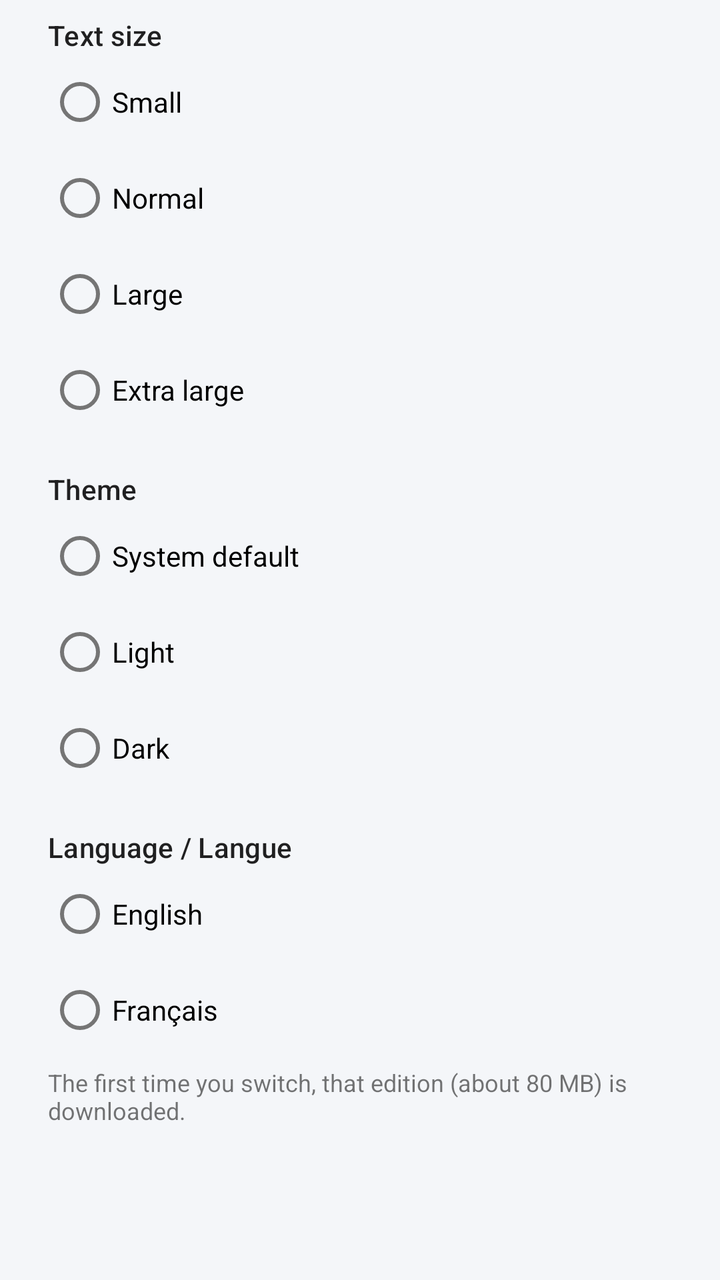
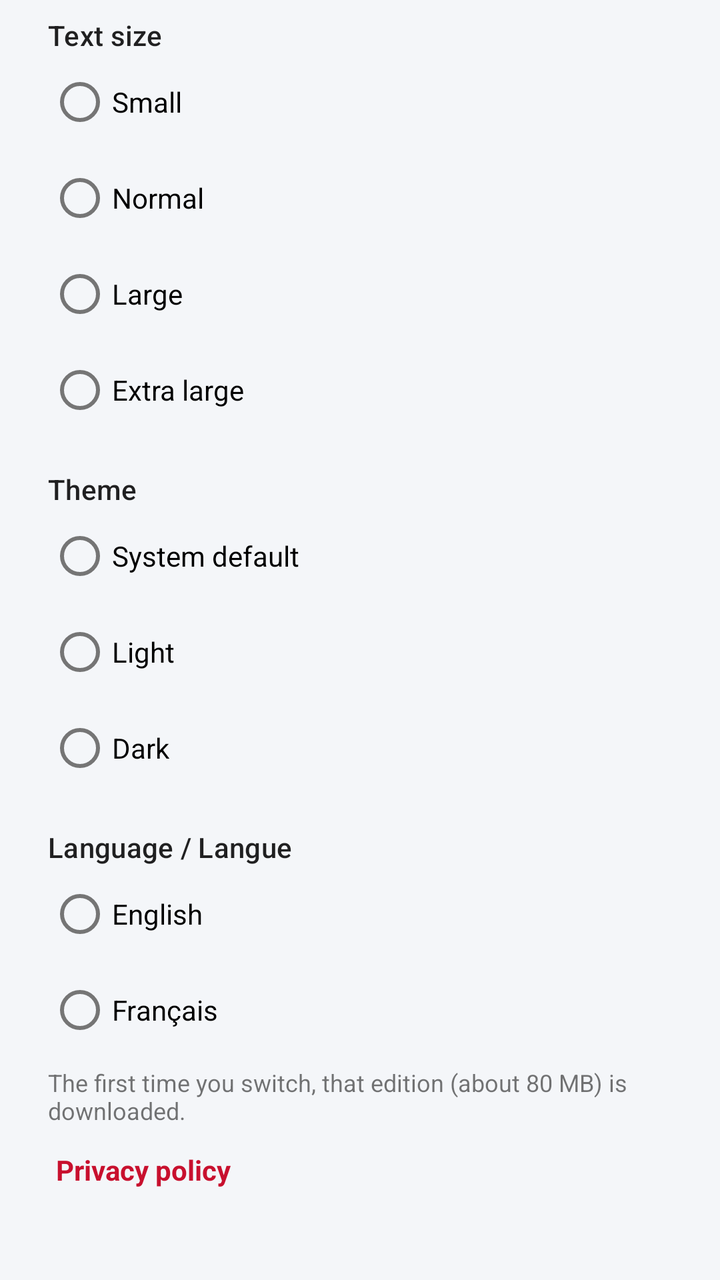

The first picture is an Android layout as it rendered before a commit; the second is the same layout after the commit. The layout source and the unified diff follow.
<!-- AndroidManifest.xml: application theme Theme.CaLaws -->
<!-- res/layout/dialog_settings.xml -->
<?xml version="1.0" encoding="utf-8"?>
<ScrollView xmlns:android="http://schemas.android.com/apk/res/android"
    android:layout_width="match_parent"
    android:layout_height="wrap_content">

    <LinearLayout
        android:layout_width="match_parent"
        android:layout_height="wrap_content"
        android:orientation="vertical"
        android:paddingHorizontal="24dp"
        android:paddingTop="8dp">

        <TextView
            style="@style/TextAppearance.MaterialComponents.Subtitle2"
            android:layout_width="match_parent"
            android:layout_height="wrap_content"
            android:text="@string/settings_font" />

        <RadioGroup
            android:id="@+id/fontGroup"
            android:layout_width="match_parent"
            android:layout_height="wrap_content">
            <RadioButton android:id="@+id/fontSmall" android:layout_width="match_parent" android:layout_height="wrap_content" android:text="@string/font_small" />
            <RadioButton android:id="@+id/fontNormal" android:layout_width="match_parent" android:layout_height="wrap_content" android:text="@string/font_normal" />
            <RadioButton android:id="@+id/fontLarge" android:layout_width="match_parent" android:layout_height="wrap_content" android:text="@string/font_large" />
            <RadioButton android:id="@+id/fontXLarge" android:layout_width="match_parent" android:layout_height="wrap_content" android:text="@string/font_xlarge" />
        </RadioGroup>

        <TextView
            style="@style/TextAppearance.MaterialComponents.Subtitle2"
            android:layout_width="match_parent"
            android:layout_height="wrap_content"
            android:layout_marginTop="16dp"
            android:text="@string/settings_theme" />

        <RadioGroup
            android:id="@+id/themeGroup"
            android:layout_width="match_parent"
            android:layout_height="wrap_content">
            <RadioButton android:id="@+id/themeSystem" android:layout_width="match_parent" android:layout_height="wrap_content" android:text="@string/theme_system" />
            <RadioButton android:id="@+id/themeLight" android:layout_width="match_parent" android:layout_height="wrap_content" android:text="@string/theme_light" />
            <RadioButton android:id="@+id/themeDark" android:layout_width="match_parent" android:layout_height="wrap_content" android:text="@string/theme_dark" />
        </RadioGroup>

        <TextView
            style="@style/TextAppearance.MaterialComponents.Subtitle2"
            android:layout_width="match_parent"
            android:layout_height="wrap_content"
            android:layout_marginTop="16dp"
            android:text="@string/settings_language" />

        <RadioGroup
            android:id="@+id/langGroup"
            android:layout_width="match_parent"
            android:layout_height="wrap_content">
            <RadioButton android:id="@+id/langEn" android:layout_width="match_parent" android:layout_height="wrap_content" android:text="@string/lang_en" />
            <RadioButton android:id="@+id/langFr" android:layout_width="match_parent" android:layout_height="wrap_content" android:text="@string/lang_fr" />
        </RadioGroup>

        <TextView
            android:layout_width="match_parent"
            android:layout_height="wrap_content"
            android:layout_marginTop="4dp"
            android:layout_marginBottom="8dp"
            android:text="@string/language_note"
            android:textSize="12sp" />
    </LinearLayout>
</ScrollView>
<!-- resources referenced by this layout -->
<resources>
  <string name="font_large">Large</string>
  <string name="font_normal">Normal</string>
  <string name="font_small">Small</string>
  <string name="font_xlarge">Extra large</string>
  <string name="lang_en">English</string>
  <string name="lang_fr">Français</string>
  <string name="language_note">The first time you switch, that edition (about 80 MB) is downloaded.</string>
  <string name="settings_font">Text size</string>
  <string name="settings_language">Language / Langue</string>
  <string name="settings_theme">Theme</string>
  <string name="theme_dark">Dark</string>
  <string name="theme_light">Light</string>
  <string name="theme_system">System default</string>
  <style name="Theme.CaLaws" parent="Theme.MaterialComponents.DayNight.NoActionBar">
          <item name="colorPrimary">@color/primary</item>
          <item name="colorPrimaryDark">@color/primaryDark</item>
          <item name="colorAccent">@color/accent</item>
          <item name="android:windowBackground">@color/screenBackground</item>
          <item name="android:statusBarColor">@color/primary</item>
      </style>
  <color name="primary">#1A3C6E</color>
  <color name="primaryDark">#122A4E</color>
  <color name="accent">#C8102E</color>
  <color name="screenBackground">#F4F6F9</color>
</resources>

<!-- the commit's change to res/layout/dialog_settings.xml (unified diff, before → after) -->
@@ -64,5 +64,17 @@
             android:layout_marginBottom="8dp"
             android:text="@string/language_note"
             android:textSize="12sp" />
+
+        <TextView
+            android:id="@+id/privacyLink"
+            android:layout_width="wrap_content"
+            android:layout_height="wrap_content"
+            android:layout_marginBottom="12dp"
+            android:background="?attr/selectableItemBackground"
+            android:padding="4dp"
+            android:text="@string/privacy_policy"
+            android:textColor="@color/accent"
+            android:textSize="14sp"
+            android:textStyle="bold" />
     </LinearLayout>
 </ScrollView>
<!-- resource entries referenced after the edit -->
@@ -7,6 +7,7 @@
   <string name="lang_en">English</string>
   <string name="lang_fr">Français</string>
   <string name="language_note">The first time you switch, that edition (about 80 MB) is downloaded.</string>
+  <string name="privacy_policy">Privacy policy</string>
   <string name="settings_font">Text size</string>
   <string name="settings_language">Language / Langue</string>
   <string name="settings_theme">Theme</string>
